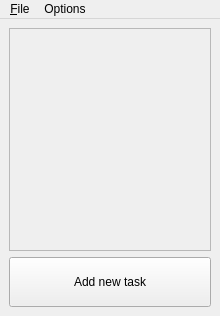
Old version of the form MainWindow.ui in the repository priomsrb/lighttasks.
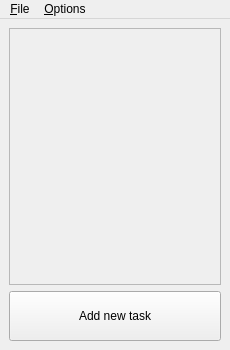
New version of the form. Icons and pictures are not drawn.

Diff of the .ui file:
```diff
--- a/MainWindow.ui
+++ b/MainWindow.ui
@@ -6,8 +6,8 @@
    <rect>
     <x>0</x>
     <y>0</y>
-    <width>220</width>
-    <height>316</height>
+    <width>230</width>
+    <height>350</height>
    </rect>
   </property>
   <property name="windowTitle">
@@ -32,8 +32,8 @@
         <rect>
          <x>0</x>
          <y>0</y>
-         <width>202</width>
-         <height>221</height>
+         <width>212</width>
+         <height>255</height>
         </rect>
        </property>
        <layout class="QVBoxLayout" name="taskListLayout">
@@ -74,7 +74,7 @@
     <rect>
      <x>0</x>
      <y>0</y>
-     <width>220</width>
+     <width>230</width>
      <height>21</height>
     </rect>
    </property>
@@ -88,7 +88,7 @@
    </widget>
    <widget class="QMenu" name="menuOptions">
     <property name="title">
-     <string>Options</string>
+     <string>&amp;Options</string>
     </property>
     <addaction name="actionAlwaysOnTop"/>
    </widget>
```
Left out of the diff: 6 changed lines with no effect on the pictures.
